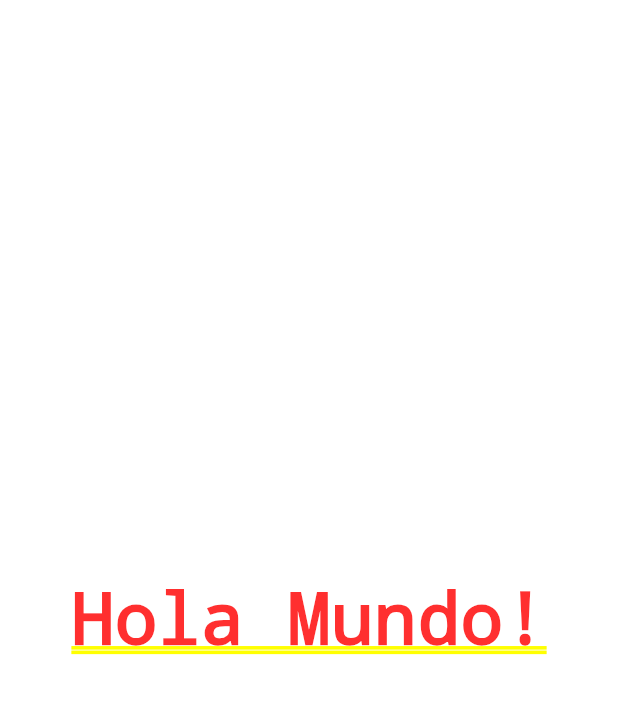
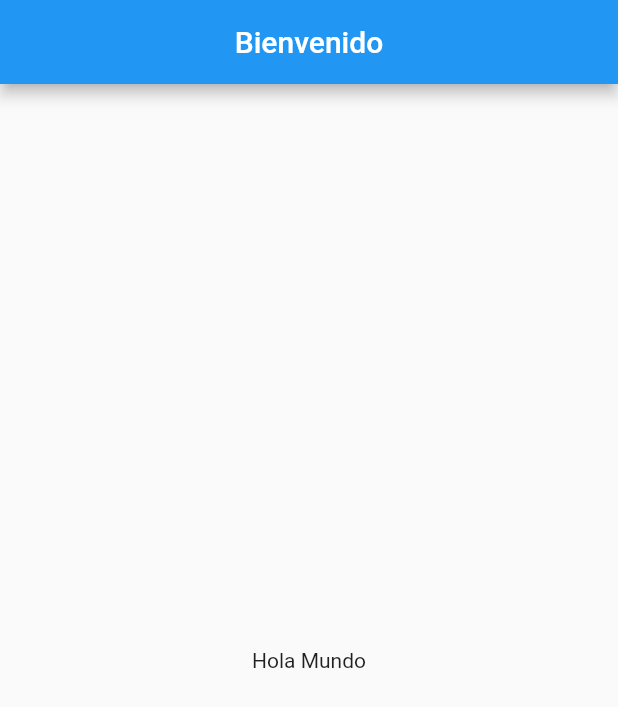
Before and after one commit to GregVaz/ContadorFlutterApp, a Flutter app: the screen it shows after launch, on a phone screen of 412 x 824 dp. Shown: the top 707 px of the screen. Run offline on Flutter 3.47's test engine with Material 2 defaults, Android fonts, the phone set to English and light mode, and no system bars.

Commit message:
widget de pantalla Scaffold

```diff
--- a/lib/src/app.dart
+++ b/lib/src/app.dart
@@ -1,4 +1,6 @@
 import 'package:flutter/material.dart';
+
+import 'package:contador/src/pages/home_page.dart';
 
 //Creando un widget
 class MyApp extends StatelessWidget{
@@ -9,7 +11,7 @@ class MyApp extends StatelessWidget{
 
     return MaterialApp(
       home: Center(
-        child: Text('Hola Mundo!'),
+        child: HomePage()
       )
     ); //
 
--- /dev/null
+++ b/lib/src/pages/home_page.dart
@@ -0,0 +1,16 @@
+import 'package:flutter/material.dart';
+
+class HomePage extends StatelessWidget{
+  @override
+  Widget build(BuildContext context) {
+    return Scaffold(
+      appBar: AppBar(
+        title: Text('Bienvenido'),
+        centerTitle: true,
+      ),
+      body: Center(
+        child: Text('Hola Mundo')
+      ),
+    );
+  }
+}
```
